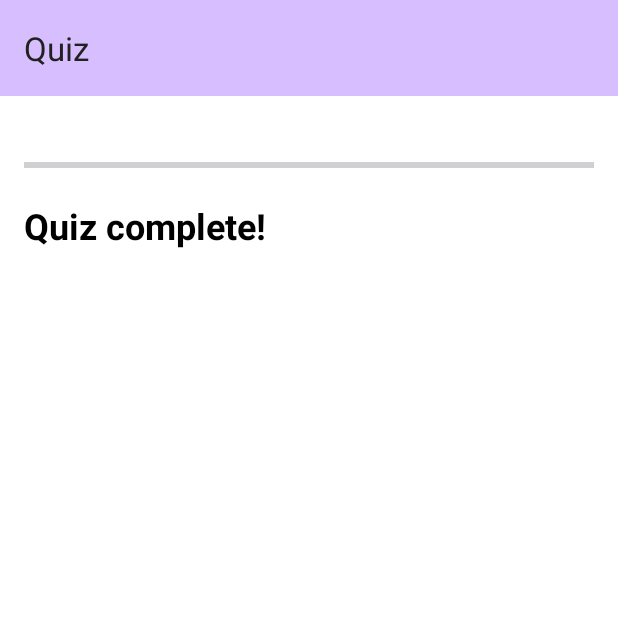
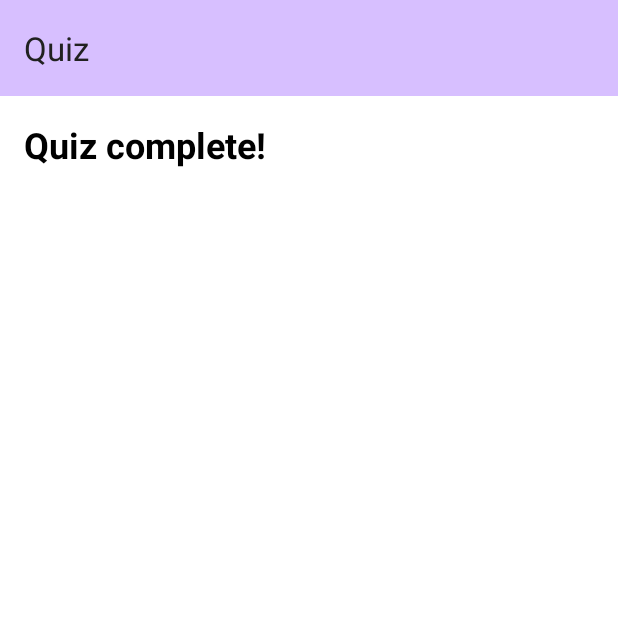
Before and after one commit to TanishMoral11/Prepyy, an Android app built with Jetpack Compose: the QuizActivity screen opened directly, with no data from a screen before it, after a tap on "Next", on a phone screen of 412 x 824 dp, the top half of it. Run offline under Robolectric (Android 15) with nearby library versions, the phone set to English and light mode, and no system bars; 1 statement that could not run was skipped.

````diff
--- a/app/src/main/java/com/example/prepyy/QuizActivity.kt
+++ b/app/src/main/java/com/example/prepyy/QuizActivity.kt
@@ -1,9 +1,10 @@
-package com.example.prepyy // Package declaration for the application
+package com.example.prepyy
 
-import android.os.Bundle // Importing necessary Android libraries
+import android.os.Bundle
 import android.util.Log
 import android.view.View
 import android.widget.Button
+import android.widget.ProgressBar
 import android.widget.TextView
 import android.widget.Toast
 import androidx.appcompat.app.AppCompatActivity
@@ -11,21 +12,25 @@ import androidx.core.content.ContextCompat
 import org.json.JSONArray
 import org.json.JSONException
 
-class QuizActivity : AppCompatActivity() { // Quiz activity class inheriting from AppCompatActivity
-    private lateinit var questionTextView: TextView // Declaration of UI elements
+class QuizActivity : AppCompatActivity() {
+    private lateinit var questionTextView: TextView
     private lateinit var optionButtons: List<Button>
     private lateinit var nextButton: Button
+    private lateinit var progressTextView: TextView
+    private lateinit var progressBar: ProgressBar
+    private var totalQuestions: Int = 0
 
+    private var quizData: JSONArray = JSONArray()
+    private var currentQuestionIndex: Int = -1 // Start at -1 so first question is 0
+    private var score: Int = 0
 
-    private var quizData: JSONArray = JSONArray() // Variable to store quiz data
-    private var currentQuestionIndex: Int = 0 // Variable to keep track of the current question index
-    private var score: Int = 0 // Variable to keep track of the user's score
+    override fun onCreate(savedInstanceState: Bundle?) {
+        super.onCreate(savedInstanceState)
+        setContentView(R.layout.activity_quiz)
 
-    override fun onCreate(savedInstanceState: Bundle?) { // Override onCreate method
-        super.onCreate(savedInstanceState) // Call superclass implementation
-        setContentView(R.layout.activity_quiz) // Set the content view to activity_quiz layout
-
-        questionTextView = findViewById(R.id.questionTextView) // Initialize UI elements
+        progressTextView = findViewById(R.id.progressTextView)
+        progressBar = findViewById(R.id.progressBar)
+        questionTextView = findViewById(R.id.questionTextView)
         optionButtons = listOf(
             findViewById(R.id.optionAButton),
             findViewById(R.id.optionBButton),
@@ -34,62 +39,69 @@ class QuizActivity : AppCompatActivity() { // Quiz activity class inheriting fro
         )
         nextButton = findViewById(R.id.nextButton)
 
-        val quizJson = intent.getStringExtra("QUIZ_JSON") ?: "" // Get the quiz JSON from the intent extras
-        val explanation = intent.getStringExtra("EXPLANATION") // Get the explanation from the intent extras (if needed)
+        val quizJson = intent.getStringExtra("QUIZ_JSON") ?: ""
+        val explanation = intent.getStringExtra("EXPLANATION")
 
-        Log.d("QuizDebug", "Received Quiz JSON: $quizJson") // Log the received quiz JSON
+        Log.d("QuizDebug", "Received Quiz JSON: $quizJson")
 
-        if (quizJson.isNotEmpty()) { // Check if quiz JSON is not empty
+        if (quizJson.isNotEmpty()) {
             try {
-                val cleanedJson = quizJson.replace("```json", "").replace("```", "").trim() // Clean the JSON string
-                quizData = JSONArray(cleanedJson) // Parse the cleaned JSON string to a JSONArray
-                currentQuestionIndex = 0 // Initialize the current question index
-                score = 0 // Initialize the score
-                showNextQuestion() // Show the first question
-            } catch (e: JSONException) { // Handle JSON parsing exceptions
-                Log.e("QuizDebug", "Error parsing quiz JSON", e) // Log the error
-                Toast.makeText(this, "Error loading quiz", Toast.LENGTH_SHORT).show() // Show a toast message
-                finish() // Finish the activity
+                val cleanedJson = quizJson.replace("```json", "").replace("```", "").trim()
+                quizData = JSONArray(cleanedJson)
+                totalQuestions = quizData.length()
+                progressBar.max = totalQuestions
+                showNextQuestion()
+            } catch (e: JSONException) {
+                Log.e("QuizDebug", "Error parsing quiz JSON", e)
+                Toast.makeText(this, "Error loading quiz", Toast.LENGTH_SHORT).show()
+                finish()
             }
-        } else { // If quiz JSON is empty
-            Toast.makeText(this, "No quiz data received", Toast.LENGTH_SHORT).show() // Show a toast message
-            finish() // Finish the activity
+        } else {
+            Toast.makeText(this, "No quiz data received", Toast.LENGTH_SHORT).show()
+            finish()
         }
 
-        nextButton.setOnClickListener { // Set click listener for the next button
-            showNextQuestion() // Show the next question when button is clicked
+        nextButton.setOnClickListener {
+            showNextQuestion()
         }
     }
 
-    private fun showNextQuestion() { // Method to show the next question
+    private fun updateProgress() {
+        val currentQuestion = currentQuestionIndex + 1
+        progressTextView.text = "Question $currentQuestion/$totalQuestions"
+        progressBar.progress = currentQuestion
+    }
+
+    private fun showNextQuestion() {
+        currentQuestionIndex++
+        updateProgress()
         resetButtonColors()
-        if (currentQuestionIndex >= quizData.length()) { // Check if all questions have been shown
-            showQuizResult() // Show the quiz result if all questions are done
-            return // Return early
+
+        if (currentQuestionIndex >= quizData.length()) {
+            showQuizResult()
+            return
         }
 
         try {
-            val questionObject = quizData.getJSONObject(currentQuestionIndex) // Get the current question object
-            val question = questionObject.getString("question") // Get the question text
-            val options = questionObject.getJSONArray("options") // Get the options array
-            val correctAnswer = questionObject.getInt("correctAnswer") // Get the correct answer index
+            val questionObject = quizData.getJSONObject(currentQuestionIndex)
+            val question = questionObject.getString("question")
+            val options = questionObject.getJSONArray("options")
+            val correctAnswer = questionObject.getInt("correctAnswer")
 
-            questionTextView.text = question // Set the question text view
-//            questionTextView.setTextColor(android.graphics.Color.BLACK)
-            for (i in optionButtons.indices) { // Iterate over the option buttons
-                optionButtons[i].text = options.getString(i) // Set the text for each option button
-                optionButtons[i].isEnabled = true // Enable the option button
-                optionButtons[i].setOnClickListener { // Set click listener for each option button
-                    checkAnswer(i, correctAnswer) // Check the answer when button is clicked
+            questionTextView.text = question
+            for (i in optionButtons.indices) {
+                optionButtons[i].text = options.getString(i)
+                optionButtons[i].isEnabled = true
+                optionButtons[i].setOnClickListener {
+                    checkAnswer(i, correctAnswer)
                 }
             }
 
-            nextButton.visibility = View.GONE // Hide the next button until an answer is selected
-        } catch (e: JSONException) { // Handle JSON parsing exceptions
-            Log.e("QuizDebug", "Error displaying question", e) // Log the error
-            Toast.makeText(this, "Error displaying question", Toast.LENGTH_SHORT).show() // Show a toast message
-            currentQuestionIndex++ // Move to the next question
-            showNextQuestion() // Show the next question
+            nextButton.visibility = View.GONE
+        } catch (e: JSONException) {
+            Log.e("QuizDebug", "Error displaying question", e)
+            Toast.makeText(this, "Error displaying question", Toast.LENGTH_SHORT).show()
+            showNextQuestion()
         }
     }
 
@@ -109,8 +121,8 @@ class QuizActivity : AppCompatActivity() { // Quiz activity class inheriting fro
 
         optionButtons.forEach { it.isEnabled = false }
         nextButton.visibility = View.VISIBLE
-        currentQuestionIndex++
     }
+
     private fun resetButtonColors() {
         val defaultColor = ContextCompat.getColorStateList(this, R.color.primary_very_light)
         optionButtons.forEach {
@@ -118,12 +130,14 @@ class QuizActivity : AppCompatActivity() { // Quiz activity class inheriting fro
         }
     }
 
-    private fun showQuizResult() { // Method to show the quiz result
-        questionTextView.text = "Quiz complete!" // Set the question text view to indicate quiz completion
-        optionButtons.forEach { it.visibility = View.GONE } // Hide all option buttons
-        nextButton.visibility = View.GONE // Hide the next button
+    private fun showQuizResult() {
+        questionTextView.text = "Quiz complete!"
+        optionButtons.forEach { it.visibility = View.GONE }
+        nextButton.visibility = View.GONE
+        progressBar.visibility = View.GONE
+        progressTextView.visibility = View.GONE
 
-        val resultText = "Your score: $score out of ${quizData.length()}" // Create the result text
-        Toast.makeText(this, resultText, Toast.LENGTH_LONG).show() // Show a toast message with the result
+        val resultText = "Your score: $score out of $totalQuestions"
+        Toast.makeText(this, resultText, Toast.LENGTH_LONG).show()
     }
 }
````
